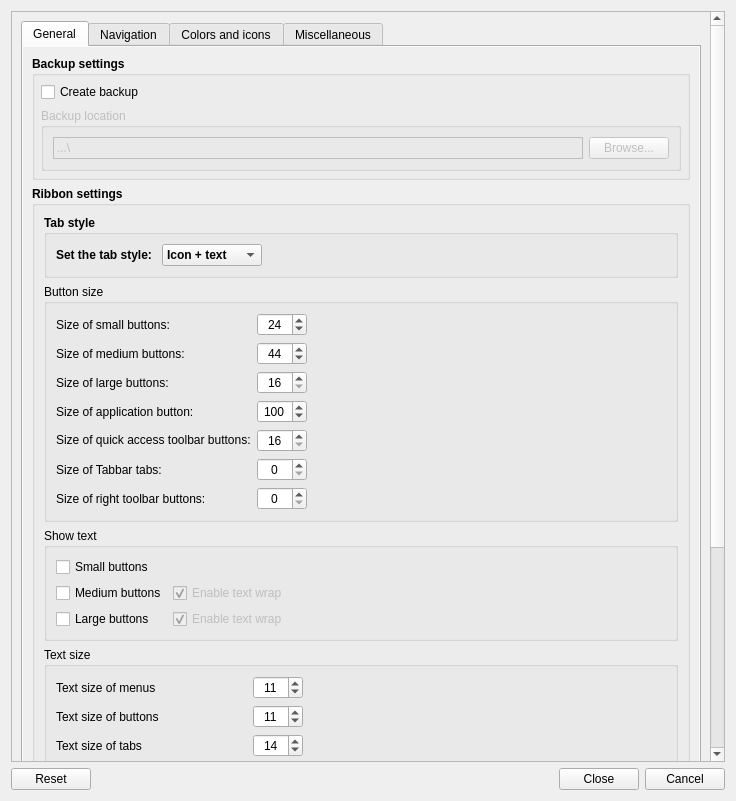
This is Resources/ui/Settings.ui in APEbbers/FreeCAD-Ribbon as Qt 5 draws it before an edit. The edited form follows.
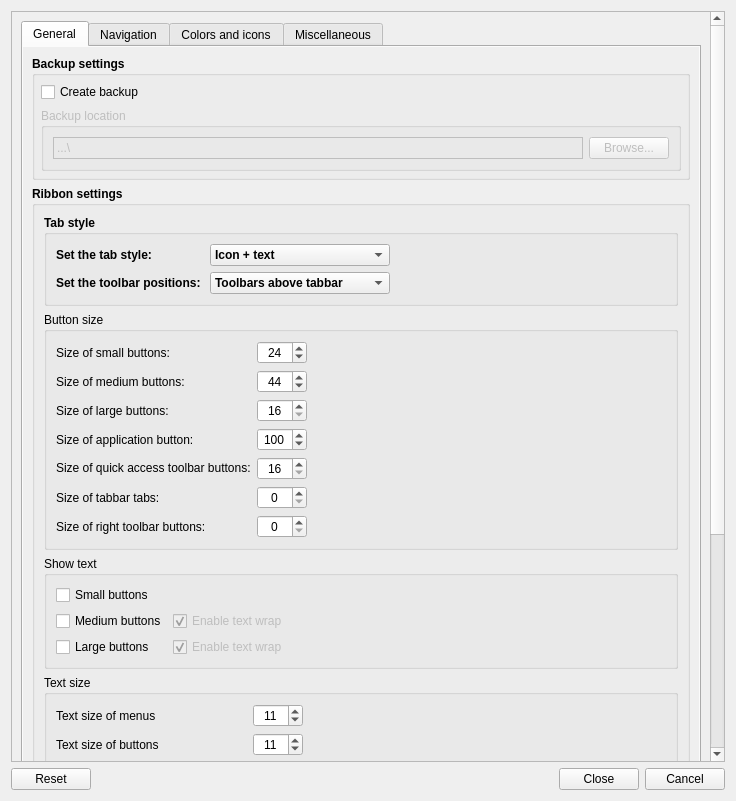
This is the edited form. Custom widgets are drawn as their Qt base class.

Commit message: Added setting for toolbar positions

The edit to the form file:
```diff
--- a/Resources/ui/Settings.ui
+++ b/Resources/ui/Settings.ui
@@ -55,9 +55,9 @@
         <property name="geometry">
          <rect>
           <x>0</x>
-          <y>-192</y>
+          <y>0</y>
           <width>702</width>
-          <height>1036</height>
+          <height>1068</height>
          </rect>
         </property>
         <layout class="QGridLayout" name="gridLayout_28">
@@ -391,7 +391,7 @@
                         <widget class="QComboBox" name="TabbarStyle">
                          <property name="minimumSize">
                           <size>
-                           <width>100</width>
+                           <width>180</width>
                            <height>0</height>
                           </size>
                          </property>
@@ -415,6 +415,36 @@
                          </item>
                         </widget>
                        </item>
+                       <item row="1" column="0">
+                        <widget class="QLabel" name="label_36">
+                         <property name="text">
+                          <string>&lt;html&gt;&lt;head/&gt;&lt;body&gt;&lt;p&gt;Set the toolbar positions: &lt;/p&gt;&lt;/body&gt;&lt;/html&gt;</string>
+                         </property>
+                        </widget>
+                       </item>
+                       <item row="1" column="1">
+                        <widget class="QComboBox" name="ToolbarPositions">
+                         <property name="minimumSize">
+                          <size>
+                           <width>180</width>
+                           <height>0</height>
+                          </size>
+                         </property>
+                         <property name="currentText">
+                          <string>Toolbars above tabbar</string>
+                         </property>
+                         <item>
+                          <property name="text">
+                           <string>Toolbars above tabbar</string>
+                          </property>
+                         </item>
+                         <item>
+                          <property name="text">
+                           <string>Toolbars inline with tabbar</string>
+                          </property>
+                         </item>
+                        </widget>
+                       </item>
                       </layout>
                      </item>
                      <item row="0" column="1">
@@ -449,7 +479,7 @@
                        <item row="5" column="0">
                         <widget class="QLabel" name="label_23">
                          <property name="text">
-                          <string>Size of Tabbar tabs:</string>
+                          <string>Size of tabbar tabs:</string>
                          </property>
                         </widget>
                        </item>
```
Left out of the diff: 2 changed lines with no effect on the pictures. The commit also changes 3 other files.
